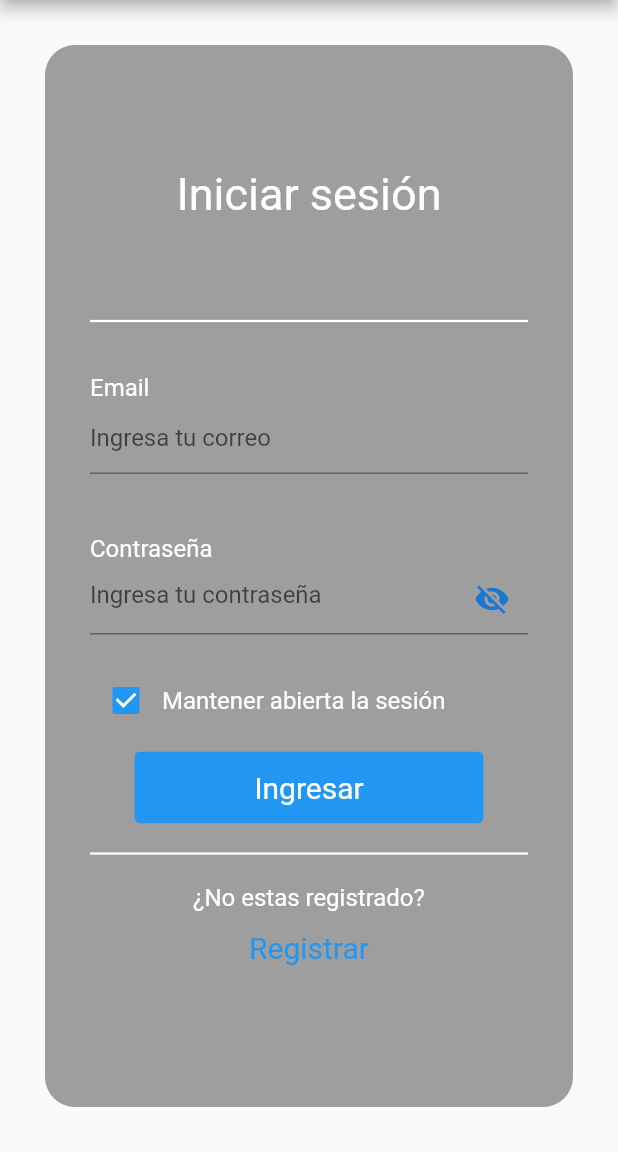
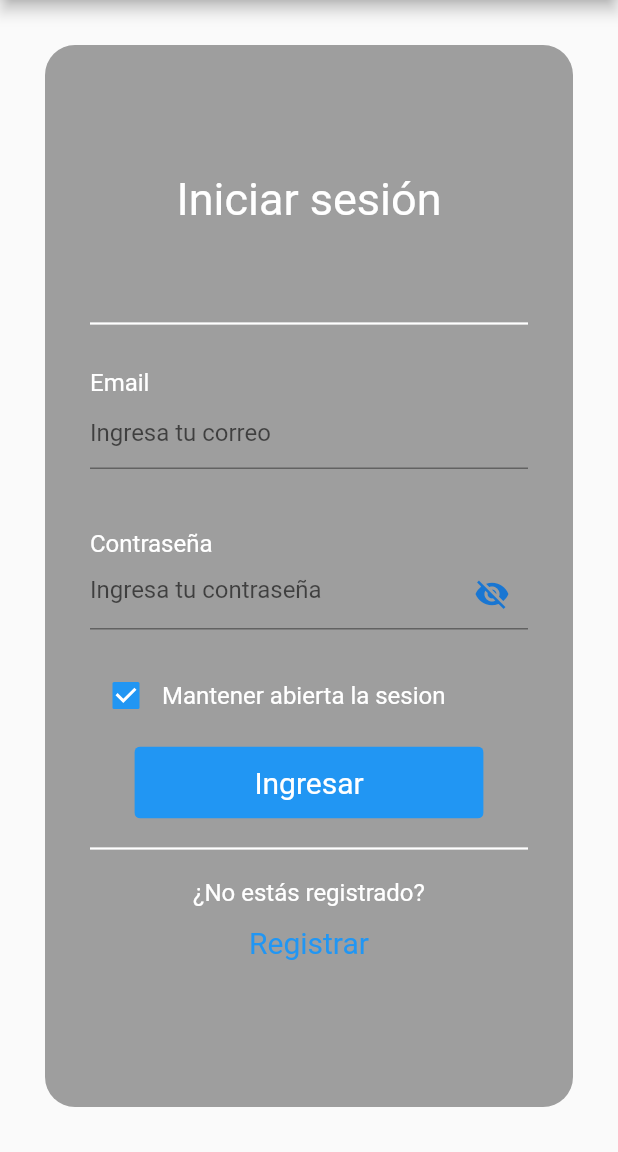
Before and after one commit to MarcosValdez/aplicativo-turismo, a Flutter app: the screen it shows after launch, on a phone screen of 412 x 824 dp, the part 84-1236 px from its top. Run offline on Flutter 3.47's test engine with Material 2 defaults, Android fonts, the phone set to English and light mode, and no system bars; our stand-ins replace carousel_slider, cloud_firestore, firebase_auth, firebase_core, firebase_storage, fluttertoast and 2 more; accounts and stored records are empty.

Commit message:
Update login.dart

```diff
--- a/lib/screens/User/login.dart
+++ b/lib/screens/User/login.dart
@@ -46,33 +46,48 @@ class _LoginPageState extends State<LoginPage> {
           child: Column(
             mainAxisAlignment: MainAxisAlignment.spaceEvenly,
             children: [
-              const Text(
-                "Iniciar sesión",
-                style: TextStyle(
-                  fontSize: 30,
-                  color: Colors.white,
+              txt_blanco("Iniciar sesión", 30),
+              columna(),
+            ],
           ),
         ),
-              Column(
+      ),
+    ));
+  }
+
+  Widget txt_blanco (String texto, double sz){
+    return Text(
+      texto,
+      style: TextStyle(fontSize: sz, color: Colors.white),
+    );
+  }
+
+  Widget columna(){
+    return Column(
       mainAxisAlignment: MainAxisAlignment.end,
       children: [
-                  const Divider(
-                    height: 30,
-                    color: Colors.white,
-                    thickness: 1.5,
-                  ),
-                  Padding(
+        divider_blanco(),
+        email(),
+        contrasenia(),
+        mant_abierta(),
+        btn_ingresar(),
+        divider_blanco(),
+        sz_box(),
+        txt_blanco("¿No estás registrado?", 16),
+        btn_reg()
+      ],
+    );
+  }
+
+  Widget email(){
+    return Padding(
       padding: const EdgeInsets.symmetric(
           vertical: 20.0, horizontal: 0.0),
       child: Column(
         children: [
           Row(
-                          children: const <Widget>[
-                            Text(
-                              'Email',
-                              style:
-                                  TextStyle(fontSize: 16, color: Colors.white),
-                            ),
+            children: <Widget>[
+              txt_blanco("Email", 16),
             ],
           ),
           TextFormField(
@@ -95,19 +110,18 @@ class _LoginPageState extends State<LoginPage> {
           ),
         ],
       ),
-                  ),
-                  Padding(
+    );
+  }
+
+  Widget contrasenia(){
+    return Padding(
       padding: const EdgeInsets.symmetric(
           vertical: 20.0, horizontal: 0.0),
       child: Column(
         children: [
           Row(
-                          children: const [
-                            Text(
-                              'Contraseña',
-                              style:
-                                  TextStyle(fontSize: 16, color: Colors.white),
-                            ),
+            children: [
+              txt_blanco("Contraseña", 16),
             ],
           ),
           TextFormField(
@@ -142,8 +156,11 @@ class _LoginPageState extends State<LoginPage> {
           ),
         ],
       ),
-                  ),
-                  Row(
+    );
+  }
+
+  Widget mant_abierta(){
+    return Row(
       children: [
         Checkbox(
           value: valuebox,
@@ -151,13 +168,13 @@ class _LoginPageState extends State<LoginPage> {
             this.valuebox = value!;
           },
         ),
-                      const Text(
-                        'Mantener abierta la sesión',
-                        style: TextStyle(fontSize: 16, color: Colors.white),
-                      ),
+        txt_blanco("Mantener abierta la sesion", 16)
       ],
-                  ),
-                  Padding(
+    );
+  }
+
+  Widget btn_ingresar(){
+    return Padding(
       padding:
       const EdgeInsets.symmetric(vertical: 10, horizontal: 0),
       child: ClipRRect(
@@ -186,20 +203,25 @@ class _LoginPageState extends State<LoginPage> {
           ],
         ),
       ),
-                  ),
-                  const Divider(
+    );
+  }
+
+  Widget divider_blanco(){
+    return Divider(
       height: 20,
       color: Colors.white,
       thickness: 1.5,
-                  ),
-                  const SizedBox(
+    );
+  }
+
+  Widget sz_box(){
+    return SizedBox(
       height: 10,
-                  ),
-                  const Text(
-                    '¿No estas registrado?',
-                    style: TextStyle(fontSize: 16, color: Colors.white),
-                  ),
-                  TextButton(
+    );
+  }
+
+  Widget btn_reg(){
+    return TextButton(
       style: TextButton.styleFrom(
         textStyle: const TextStyle(fontSize: 20),
       ),
@@ -211,14 +233,7 @@ class _LoginPageState extends State<LoginPage> {
         //Navigator.pop(context);
       },
       child: const Text('Registrar'),
-                  ),
-                ],
-              )
-            ],
-          ),
-        ),
-      ),
-    ));
+    );
   }
 
   void signIn(String email, String password) async {
```
Lines whose indentation alone changed are shown as unchanged.
